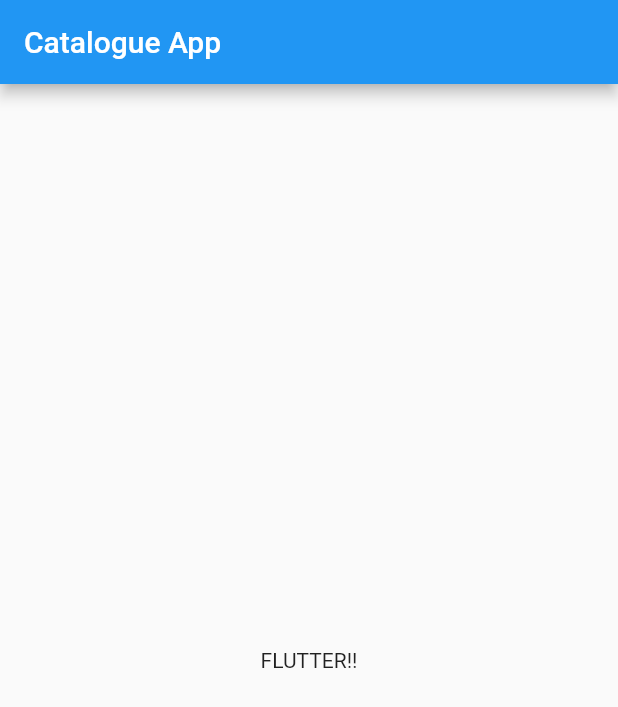
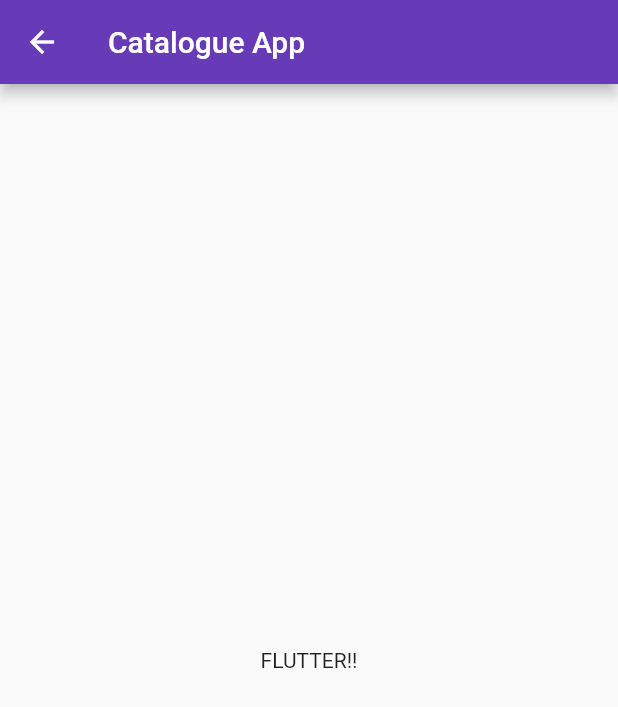
Before and after one commit to gandhar007/30DaysCatalogueApp, a Flutter app: the screen it shows after launch, on a phone screen of 412 x 824 dp. Shown: the top 707 px of the screen. Run offline on Flutter 3.47's test engine with Material 2 defaults, Android fonts, the phone set to English and light mode, and no system bars.

Commit message:
Day 3 Completed

```diff
--- a/lib/main.dart
+++ b/lib/main.dart
@@ -1,5 +1,6 @@
 import 'package:flutter/material.dart';
-import 'home_page.dart';
+import 'pages/home_page.dart';
+import 'pages/login_page.dart';
 
 void main() {
   runApp(const MyApp());
@@ -12,7 +13,19 @@
   @override
   Widget build(BuildContext context) {
     return MaterialApp(
-      home:HomePage(),
+      themeMode: ThemeMode.light,
+      theme: ThemeData(
+        primarySwatch: Colors.deepPurple,
+      ),
+      darkTheme: ThemeData(
+        brightness: Brightness.dark,
+      ),
+      initialRoute: "/home",
+      routes: {
+        "/": (context) => LoginPage(),
+        "/home": (context) => HomePage(),
+        "/login": (context) => LoginPage(),
+      }
     );
   }
 }
--- a/lib/home_page.dart
+++ b/lib/pages/home_page.dart
@@ -5,15 +5,13 @@
 
   @override
   Widget build(BuildContext context) {
-    return MaterialApp(
-      home: Scaffold(
+    return Scaffold(
         appBar: AppBar(
           title: Text("Catalogue App"),
         ),
         body: Center(
           child: Text("FLUTTER!!")
         )
-      )
     );
   }
 }
```
Also changed, not shown: lib/pages/login_page.dart (added, +21 -0 lines).
